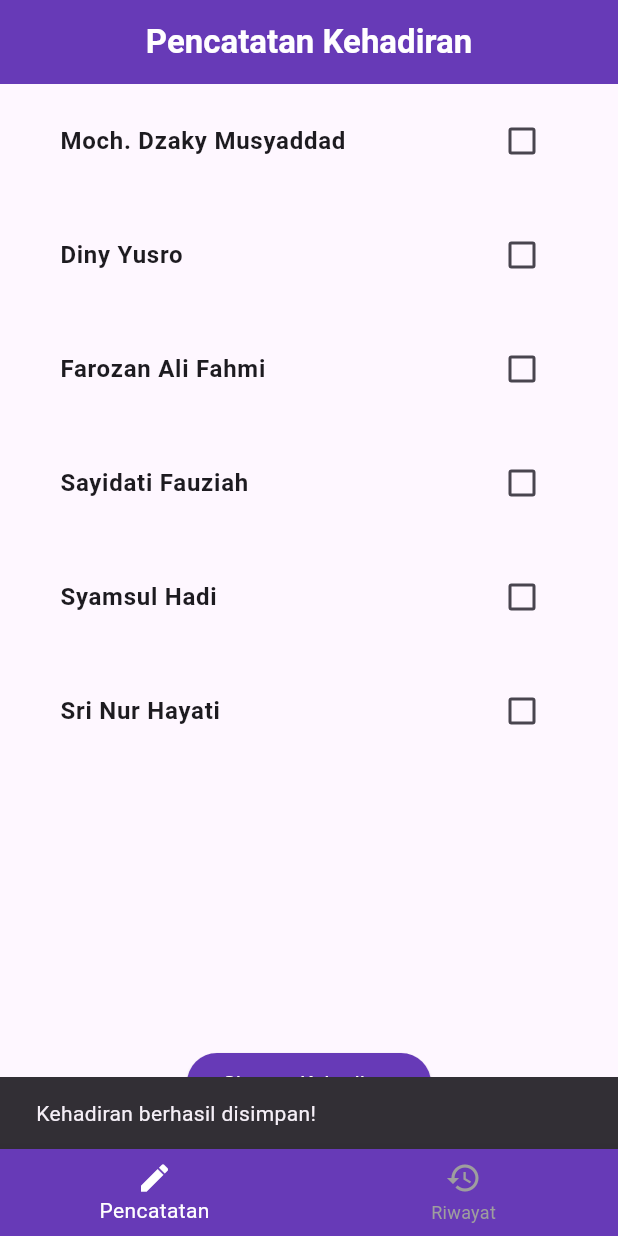
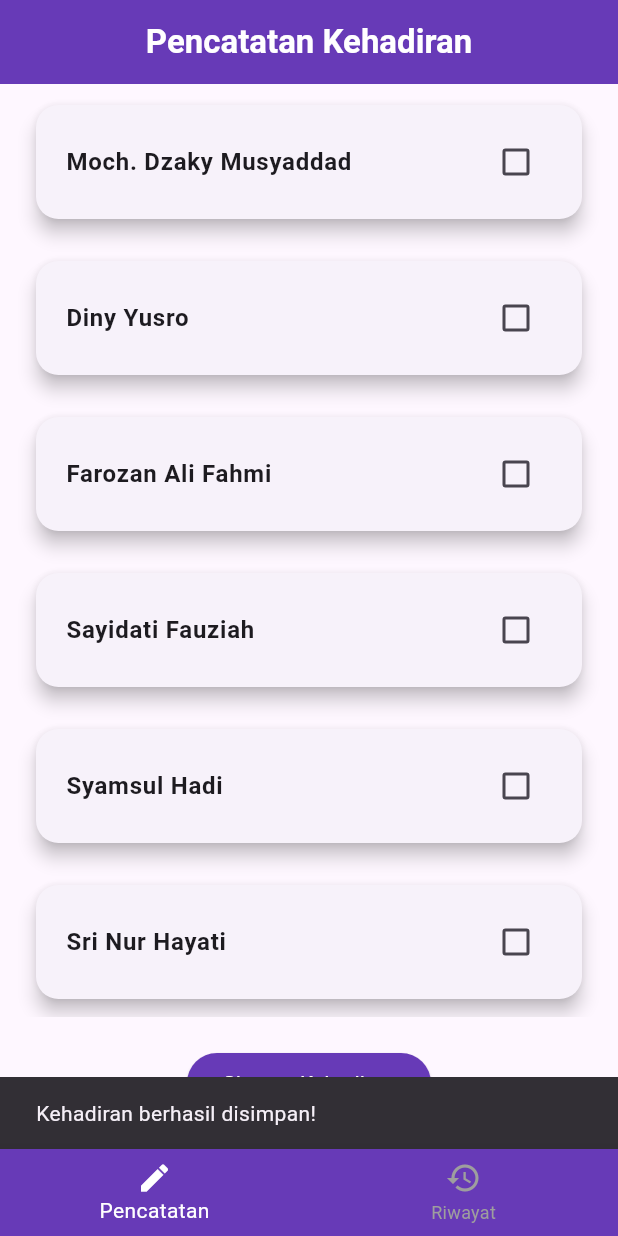
Before and after one commit to zkyy484/tugas_individu_mobile, a Flutter app: the screen it shows after launch, after a tap on "Simpan Kehadiran", on a phone screen of 412 x 824 dp. Run offline on Flutter 3.47's test engine with Material 3 defaults, Android fonts, the phone set to English and light mode, and no system bars.

Commit message:
update UI

```diff
--- a/lib/provider/provider.dart
+++ b/lib/provider/provider.dart
@@ -11,15 +11,18 @@ class KehadiranProvider with ChangeNotifier {
     {'name': 'Sri Nur Hayati', 'present': false},
   ];
 
-  // menyimpan data kehadiran siswa
+  // menyimpan data kehadiran siswa pada sebuah Map
   final List<Map<String, dynamic>> riwayatKehadiran = [];
 
-  void saveAttendance() {
+  // Menyimpan jumlah siswa yang telah melakukan presensi serta mereset status presensi
+  void saveKehadiran() {
+
     // Menyimpan jumlah siswa yang telah melakukan presensi
     final int presentCount = students.where((s) => s['present']).length;
     final int absentCount = students.length - presentCount;
 
-    // Simpan data ke dalam riwayat
+    // Simpan data ke dalam riwayat (fungsi dari insert 0 digunakan agar data yang dimasukkan selalu berada di atas)
+    // riwayatkehadiran menyimpan jumlah dari siswa yang melakukan absen dan tidak
     riwayatKehadiran.insert(0, {
       'date': DateTime.now(),
       'presentCount': presentCount,
@@ -31,7 +34,7 @@ class KehadiranProvider with ChangeNotifier {
     //   student['present'] = false;
     // }
 
-    // notifikasi untuk mengetahui apakah sudah terhubung dengan provider
+    // notifikasi untuk mengetahui apakah sudah terhubung dengan provider serta memperbarui tampilan ketika terjadi perubahan
     notifyListeners();
   }
 }
--- a/lib/view/home.dart
+++ b/lib/view/home.dart
@@ -5,38 +5,55 @@ import 'package:provider/provider.dart';
 class HalamanKehadiran extends StatelessWidget {
   @override
   Widget build(BuildContext context) {
+    // Mengambil data pada class kehadiran provider
     final provider = Provider.of<KehadiranProvider>(context);
 
     return Scaffold(
       appBar: AppBar(
-        title: Text('Pencatatan Kehadiran',
+        title: const Text(
+          'Pencatatan Kehadiran',
           style: TextStyle(
             fontSize: 22,
             fontWeight: FontWeight.w600,
-          color: Colors.white
-        ),),
+            color: Colors.white,
+          ),
+        ),
         backgroundColor: Colors.deepPurple,
         centerTitle: true,
       ),
       body: Column(
         children: [
           Expanded(
+            // Mengatur list data secara dinamis
             child: ListView.builder(
               itemCount: provider.students.length,
               itemBuilder: (context, index) {
                 final student = provider.students[index];
-                return ListTile(
-                  contentPadding: EdgeInsets.symmetric(vertical: 10, horizontal: 40),
-                  title: Text(student['name'],
+                return Padding(
+                  padding: const EdgeInsets.symmetric(horizontal: 20, vertical: 10),
+                  child: Card(
+                    shape: RoundedRectangleBorder(
+                      borderRadius: BorderRadius.circular(15),
+                    ),
+                    elevation: 5,
+                    child: ListTile(
+                      contentPadding: EdgeInsets.symmetric(vertical: 10, horizontal: 20),
+                      title: Text(
+                        student['name'],
                         style: TextStyle(
-                    fontWeight: FontWeight.w600
-                  ),),
+                          fontWeight: FontWeight.w600,
+                          fontSize: 16,
+                        ),
+                      ),
                       trailing: Checkbox(
                         value: student['present'],
+                        // Dipanggil ketika terjadi perubahan nilai present pada siswa dan memperbarui UInya
                         onChanged: (value) {
                           student['present'] = value!;
                           provider.notifyListeners();
                         },
+                      ),
+                    ),
                   ),
                 );
               },
@@ -48,7 +65,8 @@ class HalamanKehadiran extends StatelessWidget {
               onPressed: provider.students.isEmpty
                   ? null
                   : () {
-                      provider.saveAttendance();
+                      // Memanggil saveKehadiran untuk menyimpan kehadiran ke dalam riwayatKehadiran
+                      provider.saveKehadiran();
                       ScaffoldMessenger.of(context).showSnackBar(
                         SnackBar(content: Text('Kehadiran berhasil disimpan!')),
                       );
@@ -57,11 +75,13 @@ class HalamanKehadiran extends StatelessWidget {
                 backgroundColor: Colors.deepPurple,
                 foregroundColor: Colors.white,
               ),
-              child: Text('Simpan Kehadiran',
+              child: Text(
+                'Simpan Kehadiran',
                 style: TextStyle(
                   fontSize: 14,
-                fontWeight: FontWeight.normal
-              ),),
+                  fontWeight: FontWeight.normal,
+                ),
+              ),
             ),
           ),
         ],
--- a/pubspec.yaml
+++ b/pubspec.yaml
@@ -60,8 +60,8 @@ flutter:
   uses-material-design: true
 
   # To add assets to your application, add an assets section, like this:
-  # assets:
-  #   - images/a_dot_burr.jpeg
+  assets:
+    - assets/images/ft.jpg
   #   - images/a_dot_ham.jpeg
 
   # An image asset can refer to one or more resolution-specific "variants", see
```
Also changed, not shown: lib/view/riwayat.dart (+26 -12 lines), assets/images/ft.jpg (added). Lines whose indentation alone changed are shown as unchanged.
